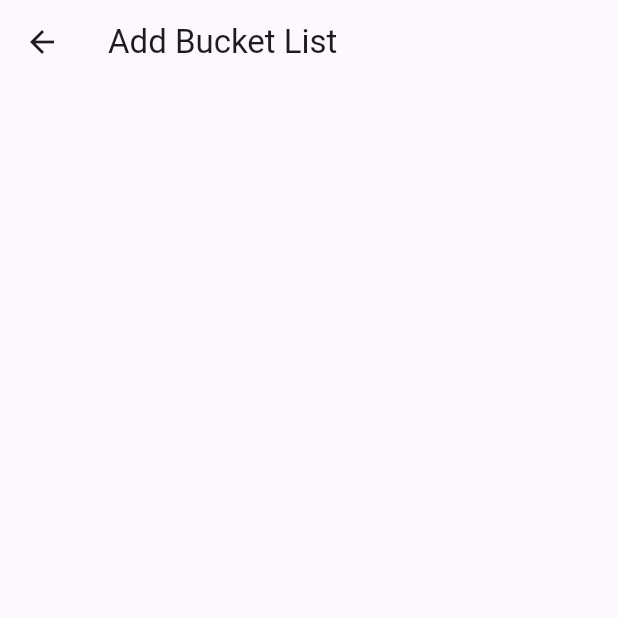
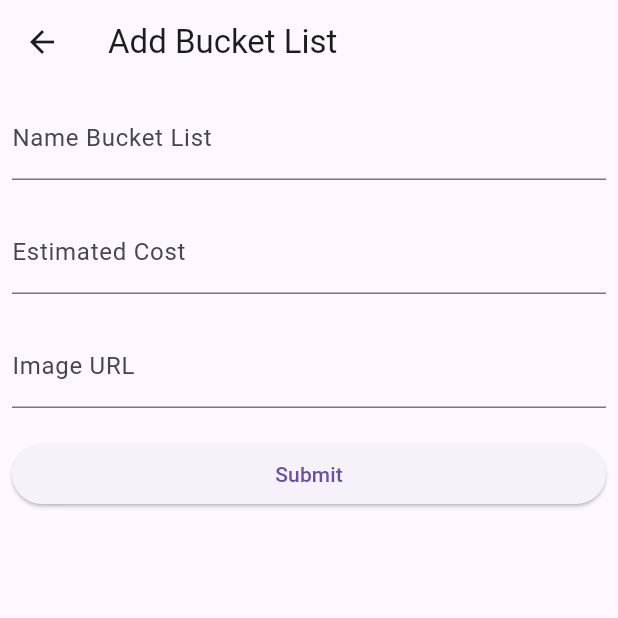
Before and after one commit to wandi1209/bucket-list-with-api, a Flutter app: the screen it shows after launch, after a tap on the "add" icon, on a phone screen of 412 x 824 dp, the top half of it. Run offline on Flutter 3.47's test engine with Material 3 defaults, Android fonts, the phone set to English and light mode, and no system bars; our stand-ins replace dio; network calls fail.

Commit message:
create logic to add data to API

```diff
--- a/lib/add_bucket_list.dart
+++ b/lib/add_bucket_list.dart
@@ -1,19 +1,69 @@
+import 'package:dio/dio.dart';
 import 'package:flutter/material.dart';
 
 class AddBucketList extends StatefulWidget {
-  const AddBucketList({super.key});
+  int newIndex;
+  AddBucketList({super.key, required this.newIndex});
 
   @override
   State<AddBucketList> createState() => _AddBucketListState();
 }
 
 class _AddBucketListState extends State<AddBucketList> {
+  TextEditingController nameText = TextEditingController();
+  TextEditingController costText = TextEditingController();
+  TextEditingController imageURL = TextEditingController();
+  Future<void> addData() async {
+    try {
+      Map<String, dynamic> data = {
+        "item": nameText.text,
+        "cost": costText.text,
+        "image": imageURL.text,
+        "complete": false
+      };
+      Response response = await Dio().patch(
+          "https://flutterapitesting123-default-rtdb.firebaseio.com/bucketlist/${widget.newIndex}.json",
+          data: data);
+      Navigator.pop(context, "refresh");
+      // ignore: empty_catches
+    } catch (e) {}
+  }
+
   @override
   Widget build(BuildContext context) {
     return Scaffold(
       appBar: AppBar(
         title: Text("Add Bucket List"),
       ),
+      body: Padding(
+        padding: const EdgeInsets.all(8.0),
+        child: Column(
+          children: [
+            TextField(
+              controller: nameText,
+              decoration: InputDecoration(label: Text("Name Bucket List")),
+            ),
+            SizedBox(height: 20),
+            TextField(
+              controller: costText,
+              decoration: InputDecoration(label: Text("Estimated Cost")),
+            ),
+            SizedBox(height: 20),
+            TextField(
+              controller: imageURL,
+              decoration: InputDecoration(label: Text("Image URL")),
+            ),
+            SizedBox(height: 20),
+            Row(
+              children: [
+                Expanded(
+                    child: ElevatedButton(
+                        onPressed: addData, child: Text("Submit"))),
+              ],
+            )
+          ],
+        ),
+      ),
     );
   }
 }
```
Also changed, not shown: lib/main_screen.dart (+16 -10 lines).
